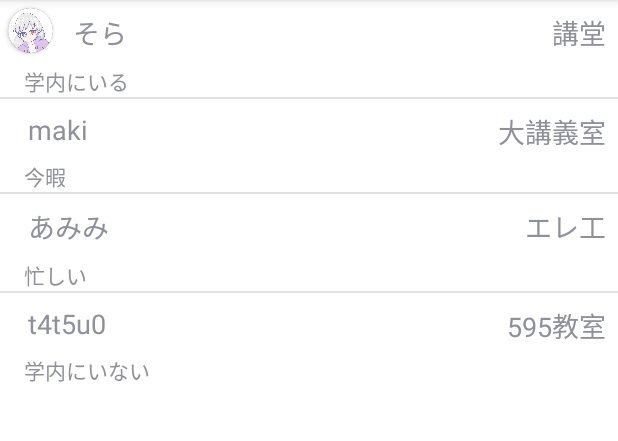
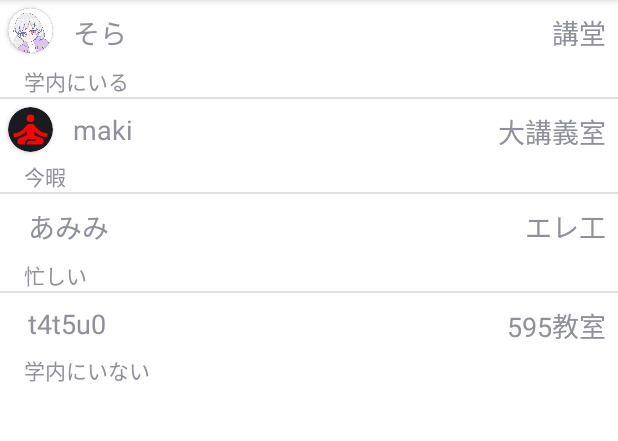
Before and after one commit to Sorasky4/android-practice, an Android app: the screen it shows after launch (MainActivity), on a phone screen of 412 x 824 dp, the part 84-525 px from its top. Run offline under Robolectric (Android 15) with nearby library versions, the phone set to English and light mode, and no system bars; 1 statement that could not run was skipped.

Commit message:
fix: null check for icon in showDetail

```diff
--- a/app/src/main/java/com/websarva/wings/android/androidpractice/FriendDetailActivity.kt
+++ b/app/src/main/java/com/websarva/wings/android/androidpractice/FriendDetailActivity.kt
@@ -17,7 +17,7 @@ class FriendDetailActivity : AppCompatActivity() {
         val name = intent.getStringExtra("name")
         val location = intent.getStringExtra("location")
         val status: String? = intent.getStringExtra("status")
-        val icon = intent.getIntExtra("icon", R.drawable.ic_baseline_person_pin_circle_24)
+        val icon = intent.getIntExtra("icon", R.drawable.ic_baseline_mood_24)
         val tvFriendName = findViewById<TextView>(R.id.tvFriendName)
         val tvFriendLocation = findViewById<TextView>(R.id.tvFriendLocation)
         val tvFriendStatus = findViewById<TextView>(R.id.tvFriendStatus)
--- a/app/src/main/java/com/websarva/wings/android/androidpractice/MainActivity.kt
+++ b/app/src/main/java/com/websarva/wings/android/androidpractice/MainActivity.kt
@@ -36,7 +36,7 @@ class MainActivity : AppCompatActivity() {
         val friendList: MutableList<MutableMap<String, Any>> = mutableListOf()
         var friend: MutableMap<String, Any> = mutableMapOf("name" to "そら", "location" to "講堂", "status" to getString(R.string.status_online), "icon" to R.drawable.sora_icon)
         friendList.add(friend)
-        friend = mutableMapOf("name" to "maki", "location" to "大講義室", "status" to getString(R.string.status_free))
+        friend = mutableMapOf("name" to "maki", "location" to "大講義室", "status" to getString(R.string.status_free), "icon" to R.drawable.ic_baseline_self_improvement_24)
         friendList.add(friend)
         friend = mutableMapOf("name" to "あみみ", "location" to "エレ工", "status" to getString(R.string.status_busy))
         friendList.add(friend)
@@ -86,7 +86,8 @@ class MainActivity : AppCompatActivity() {
         val name = friend["name"] as String
         val location = friend["location"] as String
         val status = friend["status"] as String
-        val icon = friend["icon"] as Int
+        var icon: Int? = null
+        if (friend.containsKey("icon")) icon = friend["icon"] as Int
 
         val intent = Intent(applicationContext, FriendDetailActivity::class.java)
         intent.putExtra("name", name)
--- /dev/null
+++ b/app/src/main/res/drawable-v24/ic_baseline_mood_24.xml
@@ -0,0 +1,5 @@
+<vector android:height="24dp" android:tint="#68EF6D"
+    android:viewportHeight="24" android:viewportWidth="24"
+    android:width="24dp" xmlns:android="http://schemas.android.com/apk/res/android">
+    <path android:fillColor="@android:color/white" android:pathData="M11.99,2C6.47,2 2,6.48 2,12s4.47,10 9.99,10C17.52,22 22,17.52 22,12S17.52,2 11.99,2zM12,20c-4.42,0 -8,-3.58 -8,-8s3.58,-8 8,-8 8,3.58 8,8 -3.58,8 -8,8zM15.5,11c0.83,0 1.5,-0.67 1.5,-1.5S16.33,8 15.5,8 14,8.67 14,9.5s0.67,1.5 1.5,1.5zM8.5,11c0.83,0 1.5,-0.67 1.5,-1.5S9.33,8 8.5,8 7,8.67 7,9.5 7.67,11 8.5,11zM12,17.5c2.33,0 4.31,-1.46 5.11,-3.5L6.89,14c0.8,2.04 2.78,3.5 5.11,3.5z"/>
+</vector>
--- /dev/null
+++ b/app/src/main/res/drawable-v24/ic_baseline_self_improvement_24.xml
@@ -0,0 +1,6 @@
+<vector android:height="24dp" android:tint="#FF0000"
+    android:viewportHeight="24" android:viewportWidth="24"
+    android:width="24dp" xmlns:android="http://schemas.android.com/apk/res/android">
+    <path android:fillColor="@android:color/white" android:pathData="M12,6m-2,0a2,2 0,1 1,4 0a2,2 0,1 1,-4 0"/>
+    <path android:fillColor="@android:color/white" android:pathData="M21,16v-2c-2.24,0 -4.16,-0.96 -5.6,-2.68l-1.34,-1.6C13.68,9.26 13.12,9 12.53,9h-1.05c-0.59,0 -1.15,0.26 -1.53,0.72l-1.34,1.6C7.16,13.04 5.24,14 3,14v2c2.77,0 5.19,-1.17 7,-3.25V15l-3.88,1.55C5.45,16.82 5,17.48 5,18.21C5,19.2 5.8,20 6.79,20H9v-0.5c0,-1.38 1.12,-2.5 2.5,-2.5h3c0.28,0 0.5,0.22 0.5,0.5S14.78,18 14.5,18h-3c-0.83,0 -1.5,0.67 -1.5,1.5V20h7.21C18.2,20 19,19.2 19,18.21c0,-0.73 -0.45,-1.39 -1.12,-1.66L14,15v-2.25C15.81,14.83 18.23,16 21,16z"/>
+</vector>
```
